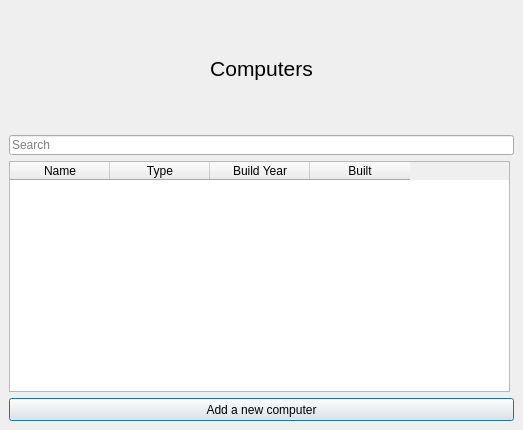
streamerinn/Verklegt-1, file GUI-verklegtVika3/computertabledialog.ui: the form before one commit.
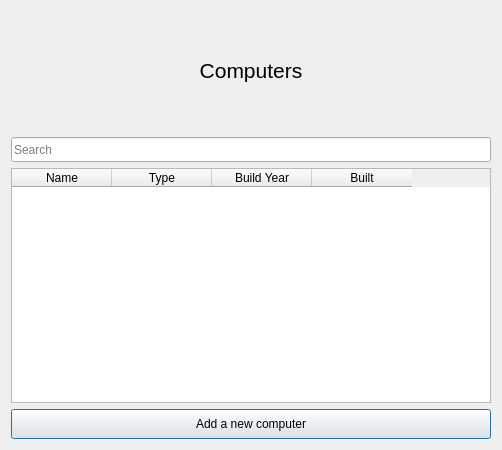
The form after the commit.

Diff of the .ui file:
```diff
--- a/GUI-verklegtVika3/computertabledialog.ui
+++ b/GUI-verklegtVika3/computertabledialog.ui
@@ -6,34 +6,52 @@
    <rect>
     <x>0</x>
     <y>0</y>
-    <width>523</width>
-    <height>430</height>
+    <width>500</width>
+    <height>450</height>
    </rect>
   </property>
   <property name="windowTitle">
    <string>Computers</string>
   </property>
+  <layout class="QGridLayout" name="gridLayout">
+   <item row="0" column="0">
   <widget class="QLabel" name="label">
-   <property name="geometry">
-    <rect>
-     <x>9</x>
-     <y>9</y>
-     <width>505</width>
+     <property name="sizePolicy">
+      <sizepolicy hsizetype="Expanding" vsizetype="Fixed">
+       <horstretch>0</horstretch>
+       <verstretch>0</verstretch>
+      </sizepolicy>
+     </property>
+     <property name="minimumSize">
+      <size>
+       <width>480</width>
      <height>120</height>
-    </rect>
+      </size>
+     </property>
+     <property name="maximumSize">
+      <size>
+       <width>16777215</width>
+       <height>120</height>
+      </size>
    </property>
    <property name="text">
     <string>&lt;html&gt;&lt;head/&gt;&lt;body&gt;&lt;p align=&quot;center&quot;&gt;&lt;span style=&quot; font-size:16pt;&quot;&gt;Computers&lt;/span&gt;&lt;/p&gt;&lt;/body&gt;&lt;/html&gt;</string>
    </property>
   </widget>
+   </item>
+   <item row="1" column="0">
   <widget class="QLineEdit" name="ComputerSearch">
-   <property name="geometry">
-    <rect>
-     <x>9</x>
-     <y>135</y>
-     <width>505</width>
-     <height>20</height>
-    </rect>
+     <property name="minimumSize">
+      <size>
+       <width>480</width>
+       <height>25</height>
+      </size>
+     </property>
+     <property name="maximumSize">
+      <size>
+       <width>16777215</width>
+       <height>25</height>
+      </size>
    </property>
    <property name="styleSheet">
     <string notr="true"/>
@@ -42,25 +60,25 @@
     <string>Search</string>
    </property>
   </widget>
+   </item>
+   <item row="2" column="0">
   <widget class="QTableWidget" name="ComputerTable">
-   <property name="geometry">
-    <rect>
-     <x>9</x>
-     <y>161</y>
-     <width>501</width>
-     <height>231</height>
-    </rect>
-   </property>
    <property name="sizePolicy">
     <sizepolicy hsizetype="Expanding" vsizetype="Expanding">
      <horstretch>0</horstretch>
      <verstretch>0</verstretch>
     </sizepolicy>
    </property>
+     <property name="minimumSize">
+      <size>
+       <width>480</width>
+       <height>150</height>
+      </size>
+     </property>
    <property name="maximumSize">
     <size>
-     <width>501</width>
-     <height>231</height>
+       <width>16777215</width>
+       <height>16777215</height>
     </size>
    </property>
    <property name="styleSheet">
@@ -87,14 +105,26 @@
     </property>
    </column>
   </widget>
+   </item>
+   <item row="3" column="0" alignment="Qt::AlignHCenter">
   <widget class="QPushButton" name="AddANewComputer">
-   <property name="geometry">
-    <rect>
-     <x>9</x>
-     <y>398</y>
-     <width>505</width>
-     <height>23</height>
-    </rect>
+     <property name="sizePolicy">
+      <sizepolicy hsizetype="Fixed" vsizetype="Fixed">
+       <horstretch>0</horstretch>
+       <verstretch>0</verstretch>
+      </sizepolicy>
+     </property>
+     <property name="minimumSize">
+      <size>
+       <width>480</width>
+       <height>30</height>
+      </size>
+     </property>
+     <property name="maximumSize">
+      <size>
+       <width>480</width>
+       <height>30</height>
+      </size>
    </property>
    <property name="styleSheet">
     <string notr="true"/>
@@ -103,6 +133,8 @@
     <string>Add a new computer</string>
    </property>
   </widget>
+   </item>
+  </layout>
  </widget>
  <resources/>
  <connections/>
```
Lines whose indentation alone changed are shown as unchanged.
